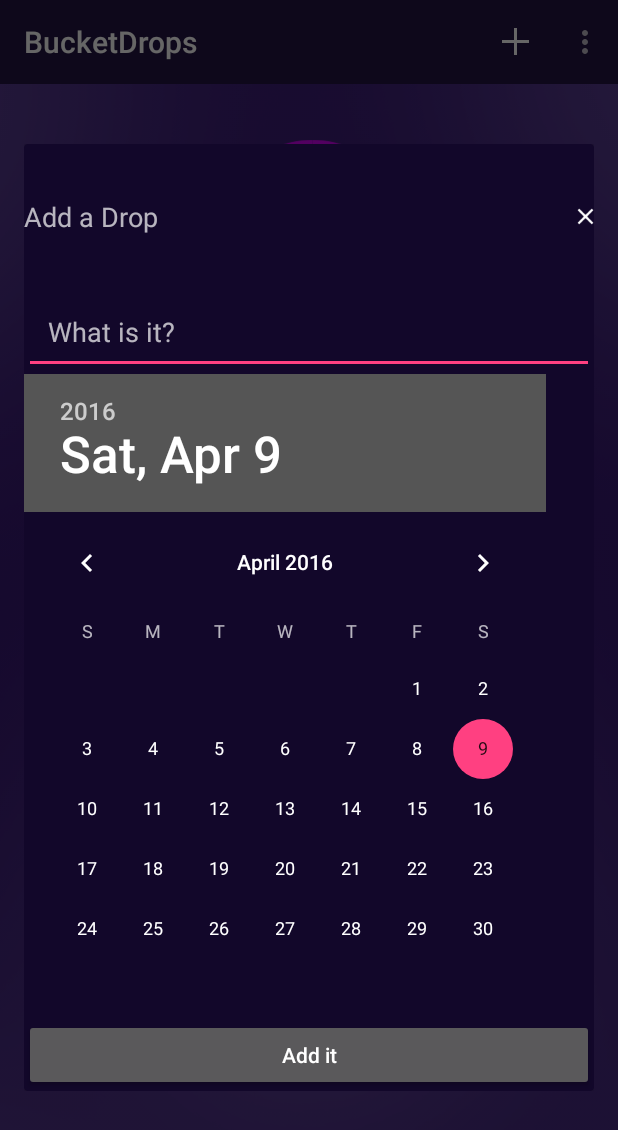
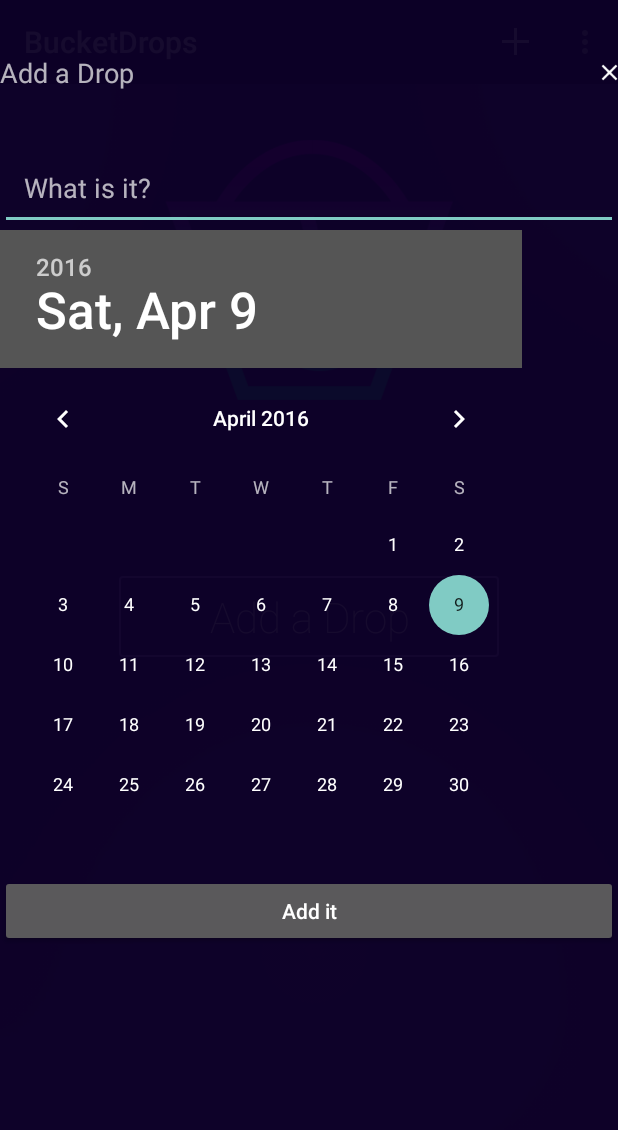
Before and after one commit to MdManjurulHoqueJony/BucketDrops, an Android app: the screen it shows after launch (MainActivity), after a tap on "Add a Drop", on a phone screen of 412 x 824 dp. Shown: the top 1130 px of the screen. Run offline under Robolectric (Android 15) with nearby library versions, the phone set to English and light mode, and no system bars; libraries missing offline, so code that uses them is left out: com.facebook.stetho, com.uphyca.stetho_realm, io.realm; 9 statements that could not run were skipped.

Commit message:
Custom Styles For Dialog And Toolbar

```diff
--- a/app/src/main/java/com/wordpress/jonyonandroidcraftsmanship/bucketdrops/AddDialogFragment.java
+++ b/app/src/main/java/com/wordpress/jonyonandroidcraftsmanship/bucketdrops/AddDialogFragment.java
@@ -26,6 +26,12 @@ public class AddDialogFragment extends DialogFragment {
     private MyClickListener myClickListener = null;
 
     public AddDialogFragment() {
+    }
+
+    @Override
+    public void onCreate(@Nullable Bundle savedInstanceState) {
+        super.onCreate(savedInstanceState);
+        setStyle(STYLE_NORMAL,R.style.DialogTheme);
     }
 
     @Nullable
--- a/app/src/main/java/com/wordpress/jonyonandroidcraftsmanship/bucketdrops/DialogMark.java
+++ b/app/src/main/java/com/wordpress/jonyonandroidcraftsmanship/bucketdrops/DialogMark.java
@@ -38,6 +38,12 @@ public class DialogMark extends DialogFragment {
         }
     }
 
+    @Override
+    public void onCreate(@Nullable Bundle savedInstanceState) {
+        super.onCreate(savedInstanceState);
+        setStyle(STYLE_NORMAL,R.style.DialogTheme);
+    }
+
     @Nullable
     @Override
     public View onCreateView(LayoutInflater inflater, @Nullable ViewGroup container, @Nullable Bundle savedInstanceState) {
--- a/app/src/main/res/layout/toolbar.xml
+++ b/app/src/main/res/layout/toolbar.xml
@@ -1,7 +1,9 @@
 <?xml version="1.0" encoding="utf-8"?>
 <android.support.v7.widget.Toolbar xmlns:android="http://schemas.android.com/apk/res/android"
+    xmlns:app="http://schemas.android.com/apk/res-auto"
     android:layout_width="match_parent"
     android:layout_height="?attr/actionBarSize"
-    android:background="@color/dark_blue">
+    android:background="@color/dark_blue"
+    app:popupTheme="@style/ToolbarStyle">
 
 </android.support.v7.widget.Toolbar>
--- a/app/src/main/res/values/colors.xml
+++ b/app/src/main/res/values/colors.xml
@@ -4,7 +4,7 @@
     <color name="colorPrimaryDark">#303F9F</color>
     <color name="colorAccent">#FF4081</color>
     <color name="purple">#B691FF</color>
-    <color name="green">#05FFCA</color>
+    <color name="green">#05ffca</color>
     <color name="dark_blue">#241543</color>
     <color name="bg_drop_row_dark">#BD8E79BB</color>
     <color name="bg_drop_complete">#ED8E79BB</color>
--- a/app/src/main/res/values/styles.xml
+++ b/app/src/main/res/values/styles.xml
@@ -3,9 +3,19 @@
     <!-- Base application theme. -->
     <style name="AppTheme" parent="Theme.AppCompat.NoActionBar">
         <!-- Customize your theme here. -->
-        <item name="colorPrimary">@color/colorPrimary</item>
-        <item name="colorPrimaryDark">@color/colorPrimaryDark</item>
-        <item name="colorAccent">@color/colorAccent</item>
+    </style>
+
+    <style name="DialogTheme" parent="Theme.AppCompat.Dialog">
+        <item name="android:layout_width">match_parent</item>
+        <item name="android:layout_height">match_parent</item>
+        <item name="android:windowBackground">@android:color/transparent</item>
+        <item name="android:windowNoTitle">true</item>
+        <item name="android:windowIsFloating">false</item>
+    </style>
+
+    <style name="ToolbarStyle" parent="Theme.AppCompat.Light">
+        <item name="android:colorBackground">@color/green</item>
+        <item name="android:textColor">@color/dark_blue</item>
     </style>
 
 </resources>
```
